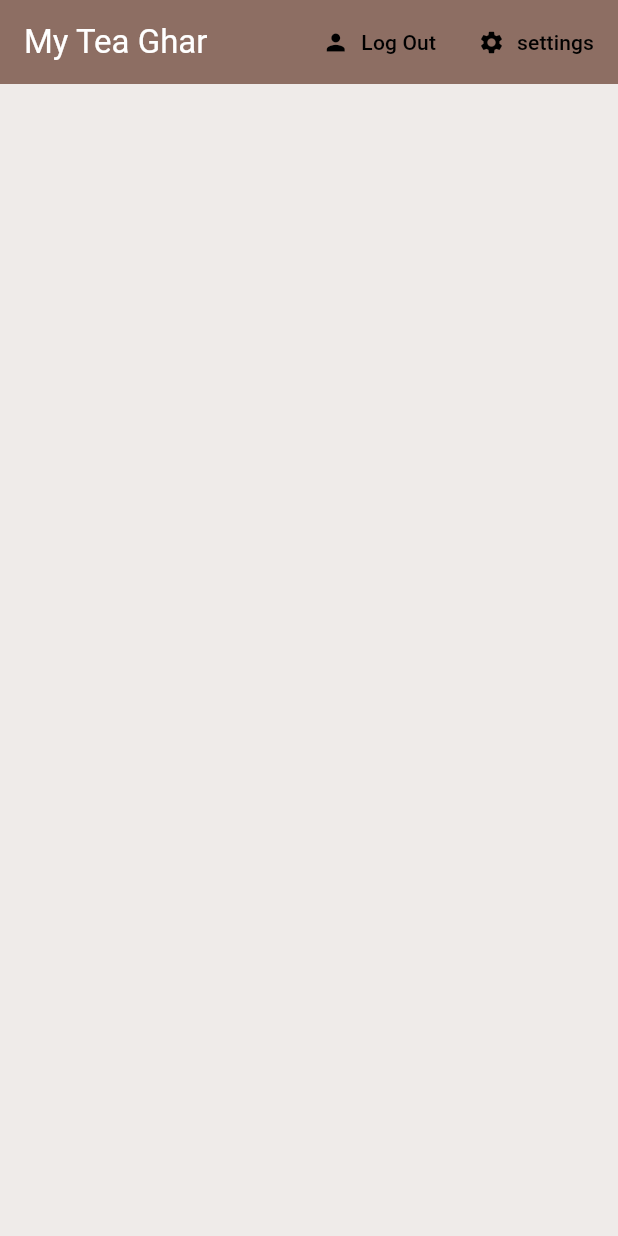
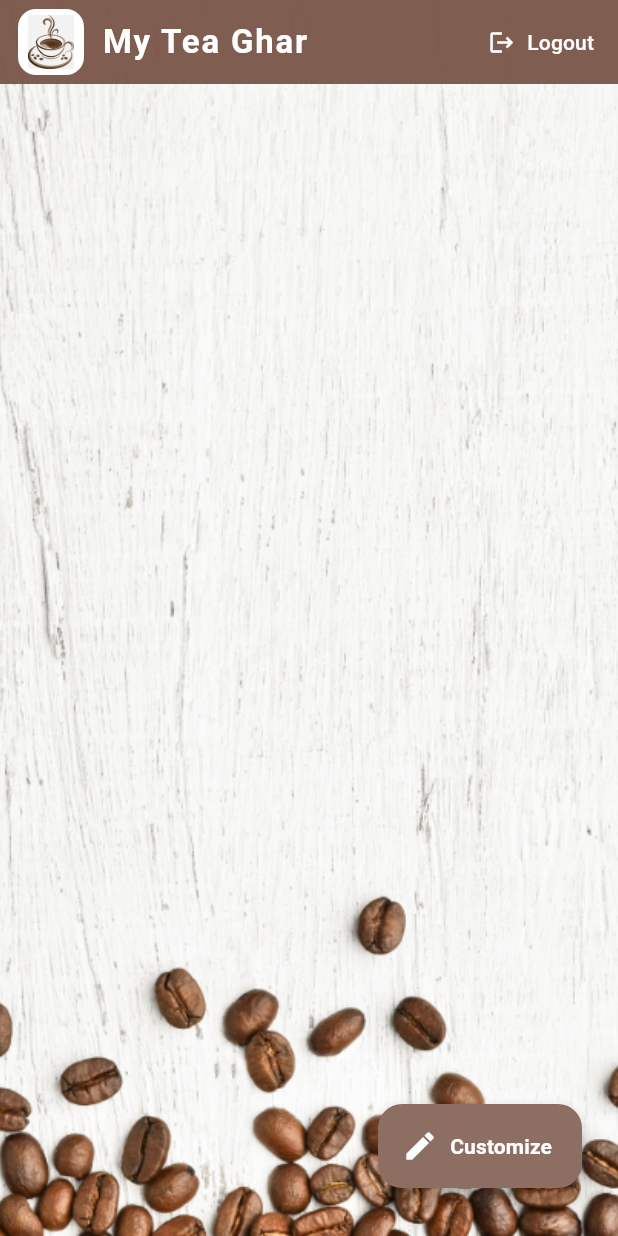
Before and after one commit to iamdipesh18/my_tea_ghar, a Flutter app: the screen it shows once a user with an empty profile is signed in, on a phone screen of 412 x 824 dp. Run offline on Flutter 3.47's test engine with Material 3 defaults, Android fonts, the light colour scheme and no system bars; our stand-ins replace cloud_firestore, firebase_auth, firebase_core, flutter_spinkit, lottie; accounts and stored records are empty.

Commit message:
final customization and updating of the UI and the aesthetics

```diff
--- a/lib/screens/home/home.dart
+++ b/lib/screens/home/home.dart
@@ -1,63 +1,136 @@
 import 'package:flutter/material.dart';
+import 'package:lottie/lottie.dart';
 import 'package:my_tea_ghar/models/brew.dart';
+import 'package:my_tea_ghar/models/user.dart';
+import 'package:my_tea_ghar/screens/home/brew_list.dart';
 import 'package:my_tea_ghar/screens/home/settings_form.dart';
 import 'package:my_tea_ghar/services/auth.dart';
 import 'package:my_tea_ghar/services/database.dart';
 import 'package:provider/provider.dart';
-import 'package:my_tea_ghar/screens/home/brew_list.dart';
-import 'package:my_tea_ghar/models/user.dart'; // You need to import your MyUser model
 
 class Home extends StatelessWidget {
   Home({super.key});
 
   final AuthService _auth = AuthService();
 
-  @override
-  Widget build(BuildContext context) {
-    final user = Provider.of<MyUser?>(context);
-    void _showSettingsPanel() {
+  void _showSettingsPanel(BuildContext context) {
     showModalBottomSheet(
       context: context,
+      backgroundColor: const Color(0xFFF5E9DD),
+      shape: const RoundedRectangleBorder(
+        borderRadius: BorderRadius.vertical(top: Radius.circular(24)),
+      ),
       builder: (context) {
-          return Container(
-            padding: const EdgeInsetsGeometry.symmetric(
-              vertical: 20,
-              horizontal: 60,
-            ),
+        return Padding(
+          padding: const EdgeInsets.symmetric(horizontal: 30.0, vertical: 20.0),
           child: SettingsForm(),
         );
       },
     );
   }
 
+  @override
+  Widget build(BuildContext context) {
+    final user = Provider.of<MyUser?>(context);
+
     if (user == null) {
-      return Center(child: CircularProgressIndicator());
+      return const Center(child: CircularProgressIndicator());
     }
+
     return StreamProvider<List<Brew>>.value(
       value: DatabaseService(uid: user.uid).brews,
-      initialData: [],
+      initialData: const [],
       child: Scaffold(
-        backgroundColor: Colors.brown[50],
+        backgroundColor: Colors.transparent,
+        extendBodyBehindAppBar: true,
         appBar: AppBar(
-          title: Text('My Tea Ghar', style: TextStyle(color: Colors.white)),
-          backgroundColor: Colors.brown[400],
-          elevation: 0.0,
-          actions: <Widget>[
-            TextButton.icon(
-              icon: Icon(Icons.person, color: Colors.black),
-              label: Text('Log Out', style: TextStyle(color: Colors.black)),
-              onPressed: () async {
-                await _auth.signOut();
-              },
+          backgroundColor: Colors.brown.withOpacity(0.95),
+          elevation: 0,
+          centerTitle: false,
+          titleSpacing: 0,
+          title: Row(
+            children: [
+              Container(
+                margin: const EdgeInsets.only(left: 12),
+                width: 44,
+                height: 44,
+                decoration: BoxDecoration(
+                  color: Colors.white,
+                  borderRadius: BorderRadius.circular(12),
                 ),
-            TextButton.icon(
-              icon: Icon(Icons.settings, color: Colors.black),
-              label: Text('settings', style: TextStyle(color: Colors.black)),
-              onPressed: () => _showSettingsPanel(),
+                child: Padding(
+                  padding: const EdgeInsets.all(4.0),
+                  /*
+                  child: Lottie.asset(
+                    'assets/images/coffeesplash.json',
+                    fit: BoxFit.contain,
+                    repeat: true,
+                    animate: true,
+                  ),
+                  */
+                  child: Image.asset(
+                    'assets/images/tea.png', // replace with your image file name
+                    fit: BoxFit.contain,
+                  ),
+                ),
+              ),
+              const SizedBox(width: 12),
+              const Text(
+                'My Tea Ghar',
+                style: TextStyle(
+                  color: Colors.white,
+                  fontSize: 22,
+                  fontWeight: FontWeight.bold,
+                  letterSpacing: 1.2,
+                ),
               ),
             ],
           ),
-        body: BrewList(),
+          actions: [
+            TextButton.icon(
+              onPressed: () async => await _auth.signOut(),
+              icon: const Icon(Icons.logout, color: Colors.white),
+              label: const Text(
+                'Logout',
+                style: TextStyle(color: Colors.white),
+              ),
+            ),
+          ],
+        ),
+        floatingActionButton: Padding(
+          padding: const EdgeInsets.only(bottom: 16.0, right: 8.0),
+          child: FloatingActionButton.extended(
+            onPressed: () => _showSettingsPanel(context),
+            backgroundColor: Colors.brown[400],
+            icon: const Icon(Icons.edit, color: Colors.white),
+            label: const Text(
+              'Customize',
+              style: TextStyle(
+                color: Colors.white,
+                fontWeight: FontWeight.bold,
+              ),
+            ),
+            shape: RoundedRectangleBorder(
+              borderRadius: BorderRadius.circular(16),
+            ),
+            elevation: 6,
+          ),
+        ),
+
+        body: Container(
+          decoration: const BoxDecoration(
+            image: DecorationImage(
+              image: AssetImage('assets/images/coffee_bg.png'),
+              fit: BoxFit.cover,
+            ),
+          ),
+          child: SafeArea(
+            child: Padding(
+              padding: const EdgeInsets.symmetric(horizontal: 10.0),
+              child: BrewList(),
+            ),
+          ),
+        ),
       ),
     );
   }
--- a/lib/screens/home/settings_form.dart
+++ b/lib/screens/home/settings_form.dart
@@ -6,6 +6,8 @@ import 'package:my_tea_ghar/shared/loading.dart';
 import 'package:provider/provider.dart';
 
 class SettingsForm extends StatefulWidget {
+  const SettingsForm({super.key});
+
   @override
   State<SettingsForm> createState() => _SettingsFormState();
 }
--- a/pubspec.yaml
+++ b/pubspec.yaml
@@ -69,7 +69,9 @@ flutter:
 
   # To add assets to your application, add an assets section, like this:
   assets:
-    - assets/images/tea_shop_bg.png
+    - assets/images/
+    - assets/lottie/
+
 
   # An image asset can refer to one or more resolution-specific "variants", see
   # https://flutter.dev/to/resolution-aware-images
```
Also changed, not shown: assets/lottie/coffeesplash.json (added, +1 -0 lines), lib/screens/home/brew_tile.dart (+53 -10 lines), assets/images/tea.png (added). Lines whose indentation alone changed are shown as unchanged.
